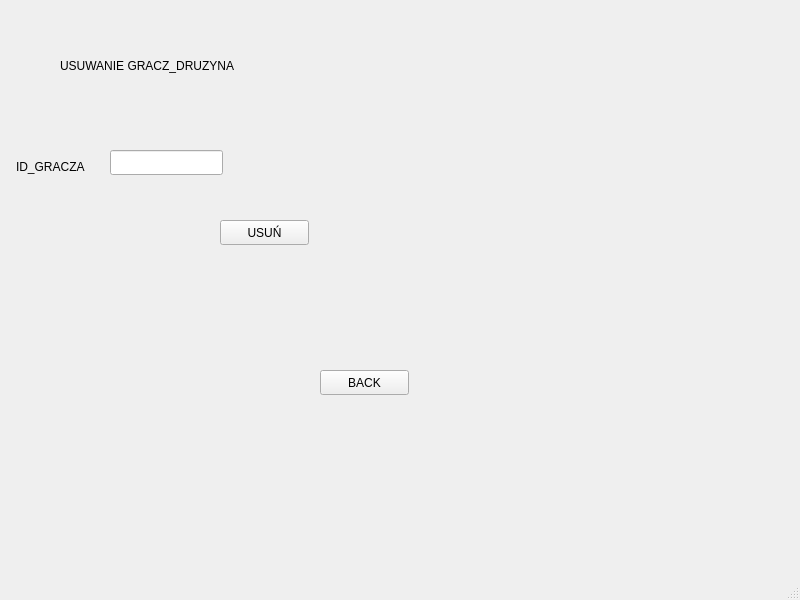
Old version of the form ZBD-main/ui/delete_gracz_druzyna.ui in the repository BartekRuszkowski/ZBD.
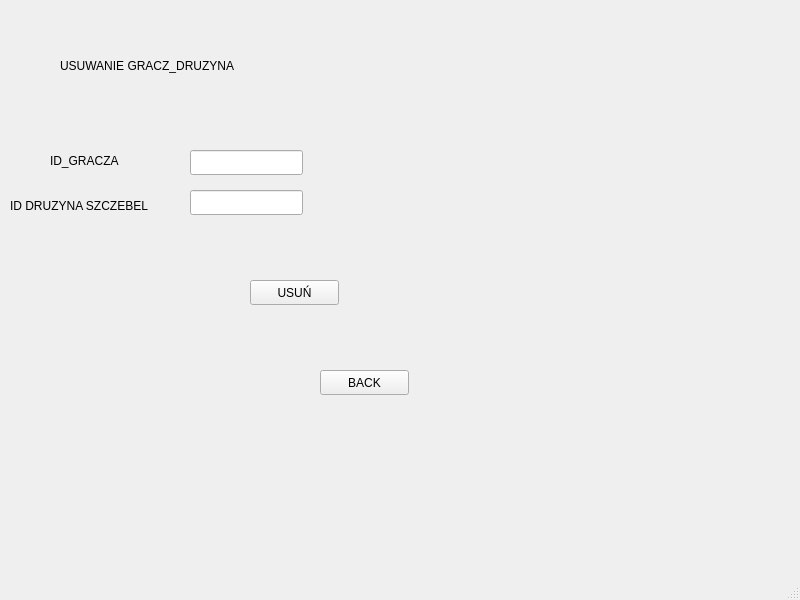
New version of the form.

```diff
--- a/ZBD-main/ui/delete_gracz_druzyna.ui
+++ b/ZBD-main/ui/delete_gracz_druzyna.ui
@@ -17,8 +17,8 @@
    <widget class="QLabel" name="label">
     <property name="geometry">
      <rect>
-      <x>260</x>
-      <y>150</y>
+      <x>360</x>
+      <y>170</y>
       <width>111</width>
       <height>21</height>
      </rect>
@@ -43,8 +43,8 @@
    <widget class="QLabel" name="label_3">
     <property name="geometry">
      <rect>
-      <x>16</x>
-      <y>156</y>
+      <x>50</x>
+      <y>150</y>
       <width>91</width>
       <height>21</height>
      </rect>
@@ -56,7 +56,7 @@
    <widget class="QLineEdit" name="lineEdit">
     <property name="geometry">
      <rect>
-      <x>110</x>
+      <x>190</x>
       <y>150</y>
       <width>113</width>
       <height>25</height>
@@ -66,8 +66,8 @@
    <widget class="QPushButton" name="pushButton">
     <property name="geometry">
      <rect>
-      <x>220</x>
-      <y>220</y>
+      <x>250</x>
+      <y>280</y>
       <width>89</width>
       <height>25</height>
      </rect>
@@ -89,6 +89,29 @@
      <string>BACK</string>
     </property>
    </widget>
+   <widget class="QLabel" name="label_4">
+    <property name="geometry">
+     <rect>
+      <x>10</x>
+      <y>190</y>
+      <width>161</width>
+      <height>31</height>
+     </rect>
+    </property>
+    <property name="text">
+     <string>ID DRUZYNA SZCZEBEL</string>
+    </property>
+   </widget>
+   <widget class="QLineEdit" name="lineEdit_2">
+    <property name="geometry">
+     <rect>
+      <x>190</x>
+      <y>190</y>
+      <width>113</width>
+      <height>25</height>
+     </rect>
+    </property>
+   </widget>
   </widget>
   <widget class="QMenuBar" name="menubar">
    <property name="geometry">
```
